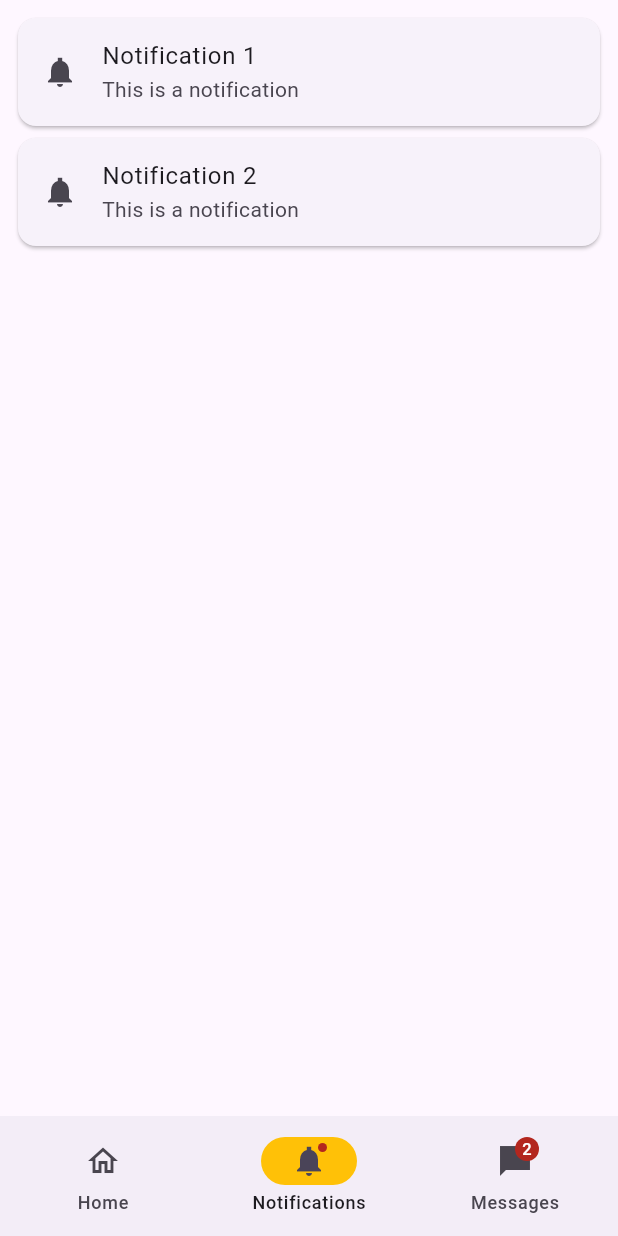
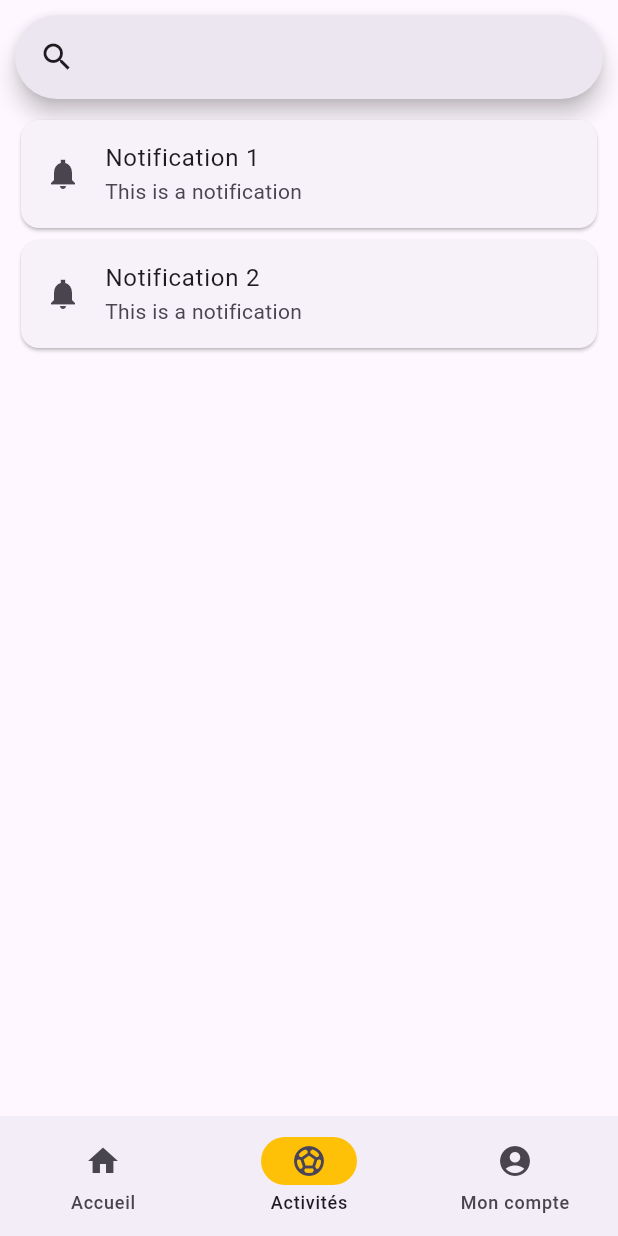
Before and after one commit to SamuelD50/ASAM-APK, a Flutter app: the screen it shows after launch, item 2 of the bottom bar chosen, on a phone screen of 412 x 824 dp. Run offline on Flutter 3.47's test engine with Material 3 defaults, Android fonts, the light colour scheme and no system bars.

Commit message:
Construction de l'interface utilisateur

```diff
--- a/lib/main.dart
+++ b/lib/main.dart
@@ -1,6 +1,7 @@
 import 'package:flutter/material.dart';
-
-/// Flutter code sample for [NavigationBar].
+import 'pages/home_page.dart';
+import 'pages/activity_page.dart';
+import 'pages/auth_page.dart';
 
 void main() => runApp(const NavigationBarApp());
 
@@ -28,7 +29,6 @@ class _NavigationExampleState extends State<NavigationExample> {
 
   @override
   Widget build(BuildContext context) {
-    final ThemeData theme = Theme.of(context);
     return Scaffold(
       bottomNavigationBar: NavigationBar(
         onDestinationSelected: (int index) {
@@ -41,101 +41,35 @@ class _NavigationExampleState extends State<NavigationExample> {
         destinations: const <Widget>[
           NavigationDestination(
             selectedIcon: Icon(Icons.home),
-            icon: Icon(Icons.home_outlined),
-            label: 'Home',
+            icon: Icon(Icons.home_sharp),
+            label: 'Accueil',
           ),
           NavigationDestination(
-            icon: Badge(child: Icon(Icons.notifications_sharp)),
-            label: 'Notifications',
+            icon: Icon(Icons.sports_soccer_sharp),
+            label: 'Activités',
           ),
           NavigationDestination(
-            icon: Badge(
-              label: Text('2'),
-              child: Icon(Icons.messenger_sharp),
-            ),
-            label: 'Messages',
+            icon: Icon(Icons.account_circle_sharp),
+            label: 'Mon compte',
           ),
         ],
       ),
+
+
       body: <Widget>[
         /// Home page
-        Card(
-          shadowColor: Colors.transparent,
-          margin: const EdgeInsets.all(8.0),
-          child: SizedBox.expand(
-            child: Center(
-              child: Text(
-                'Home page',
-                style: theme.textTheme.titleLarge,
-              ),
-            ),
-          ),
-        ),
+        HomePage(),
 
-        /// Notifications page
-        const Padding(
-          padding: EdgeInsets.all(8.0),
-          child: Column(
-            children: <Widget>[
-              Card(
-                child: ListTile(
-                  leading: Icon(Icons.notifications_sharp),
-                  title: Text('Notification 1'),
-                  subtitle: Text('This is a notification'),
-                ),
-              ),
-              Card(
-                child: ListTile(
-                  leading: Icon(Icons.notifications_sharp),
-                  title: Text('Notification 2'),
-                  subtitle: Text('This is a notification'),
-                ),
-              ),
-            ],
-          ),
-        ),
+
+        /// Activity page
+        ActivityPage(),
+
+
 
         /// Messages page
-        ListView.builder(
-          reverse: true,
-          itemCount: 2,
-          itemBuilder: (BuildContext context, int index) {
-            if (index == 0) {
-              return Align(
-                alignment: Alignment.centerRight,
-                child: Container(
-                  margin: const EdgeInsets.all(8.0),
-                  padding: const EdgeInsets.all(8.0),
-                  decoration: BoxDecoration(
-                    color: theme.colorScheme.primary,
-                    borderRadius: BorderRadius.circular(8.0),
-                  ),
-                  child: Text(
-                    'Hello',
-                    style: theme.textTheme.bodyLarge!
-                        .copyWith(color: theme.colorScheme.onPrimary),
-                  ),
-                ),
-              );
-            }
-            return Align(
-              alignment: Alignment.centerLeft,
-              child: Container(
-                margin: const EdgeInsets.all(8.0),
-                padding: const EdgeInsets.all(8.0),
-                decoration: BoxDecoration(
-                  color: theme.colorScheme.primary,
-                  borderRadius: BorderRadius.circular(8.0),
-                ),
-                child: Text(
-                  'Hi!',
-                  style: theme.textTheme.bodyLarge!
-                      .copyWith(color: theme.colorScheme.onPrimary),
-                ),
-              ),
-            );
-          },
-        ),
+
+        AuthPage(),
+
       ][currentPageIndex],
     );
   }
--- /dev/null
+++ b/lib/pages/activity_page.dart
@@ -0,0 +1,60 @@
+import 'package:flutter/material.dart';
+
+class ActivityPage extends StatelessWidget {
+  const ActivityPage({super.key});
+
+  @override
+  Widget build(BuildContext context) {
+    return Padding(
+      padding: const EdgeInsets.all(10.0),
+      child: Column(
+        children: <Widget>[
+          SearchAnchor(
+            builder: (BuildContext context, SearchController controller) {
+              return SearchBar(
+                controller: controller,
+                padding: const WidgetStatePropertyAll<EdgeInsets>(
+                  EdgeInsets.symmetric(horizontal: 16.0)),
+                onTap: () {
+                  controller.openView();
+                },
+                onChanged: (_) {
+                  controller.openView();
+                },
+                leading: const Icon(Icons.search),
+              );
+            },
+            suggestionsBuilder: (BuildContext context, SearchController controller) {
+              return List<ListTile>.generate(5, (int index) {
+                final String item = 'Item $index';
+                return ListTile(
+                  title: Text(item),
+                  onTap: () {
+                    controller.closeView(item);
+                  },
+                );
+              });
+            },
+          ),
+
+          const SizedBox(height: 10),
+
+          const Card(
+            child: ListTile(
+              leading: Icon(Icons.notifications_sharp),
+              title: Text('Notification 1'),
+              subtitle: Text('This is a notification'),
+            ),
+          ),
+          const Card(
+            child: ListTile(
+              leading: Icon(Icons.notifications_sharp),
+              title: Text('Notification 2'),
+              subtitle: Text('This is a notification'),
+            ),
+          ),
+        ],
+      ),
+    );
+  }
+}
```
Also changed, not shown: lib/pages/auth_page.dart (added, +50 -0 lines), lib/pages/home_page.dart (added, +22 -0 lines), assets/images/LogoASAM.jpg (added), 1 other file.
